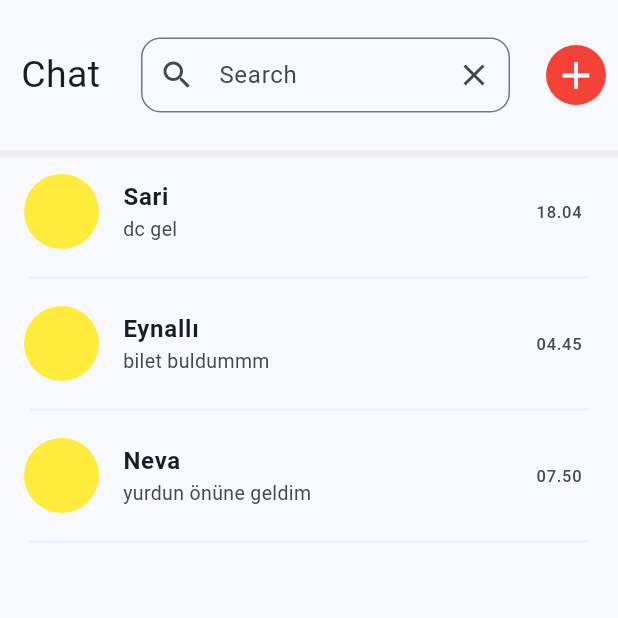
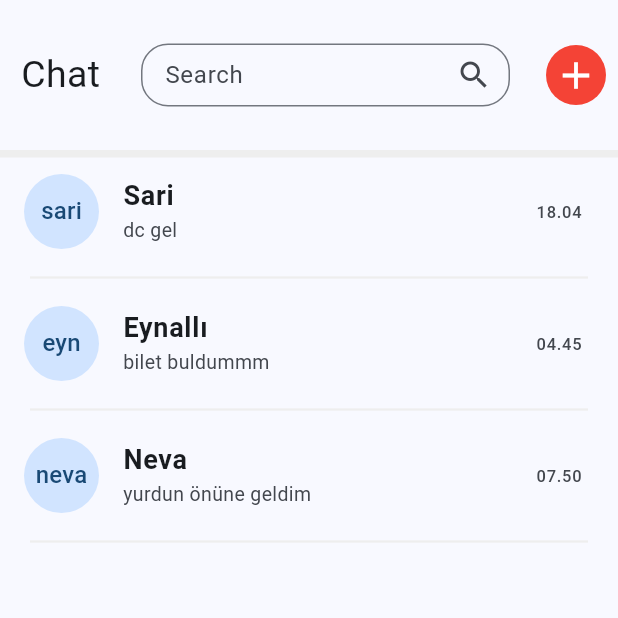
Before and after one commit to y-e-sryldz/chat_app, a Flutter app: the screen it shows after launch, on a phone screen of 412 x 824 dp, the top half of it. Run offline on Flutter 3.47's test engine with Material 3 defaults, Android fonts, the phone set to English and light mode, and no system bars.

Commit message:
chat sayfası

```diff
--- a/lib/CustomUI/CustomCard.dart
+++ b/lib/CustomUI/CustomCard.dart
@@ -1,8 +1,12 @@
 import 'package:chat_app/Model/ChatModel.dart';
+import 'package:chat_app/Screens/IndividualPage.dart';
 import 'package:flutter/material.dart';
 
 class CustomCard extends StatelessWidget {
-  CustomCard({super.key, required this.chatModel,});
+  CustomCard({
+    super.key,
+    required this.chatModel,
+  });
   final ChatModel chatModel;
 
   @override
@@ -10,15 +14,22 @@ class CustomCard extends StatelessWidget {
     return Column(
       children: [
         InkWell(
-          onTap: () {},
+          onTap: () {
+            Navigator.push(
+                context,
+                MaterialPageRoute(
+                    builder: (context) => IndividualPage(
+                          chatModel: chatModel,
+                        )));
+          },
           child: ListTile(
             leading: CircleAvatar(
               radius: 25,
-              backgroundColor: Colors.yellow,
+              child: Text(chatModel.icon),
             ),
             title: Text(
               chatModel.name,
-              style: TextStyle(fontSize: 16, fontWeight: FontWeight.bold),
+              style: TextStyle(fontSize: 18, fontWeight: FontWeight.bold),
             ),
             subtitle: Text(
               chatModel.currentMessage,
--- a/lib/Screens/Homescreen.dart
+++ b/lib/Screens/Homescreen.dart
@@ -13,37 +13,37 @@ class _HomescreenState extends State<Homescreen> {
   List<ChatModel> chat = [
     ChatModel(
         name: "Sari",
-        icon: "icon",
+        icon: "sari",
         isGroup: false,
         time: "18.04",
         currentMessage: "dc gel"),
     ChatModel(
         name: "Eynallı",
-        icon: "icon",
+        icon: "eyn",
         isGroup: false,
         time: "04.45",
         currentMessage: "bilet buldummm"),
     ChatModel(
         name: "Neva",
-        icon: "icon",
+        icon: "neva",
         isGroup: false,
         time: "07.50",
         currentMessage: "yurdun önüne geldim"),
   ];
+
   @override
   Widget build(BuildContext context) {
     return Scaffold(
       appBar: AppBar(
         toolbarHeight: 100,
         title: SizedBox(
-          height: 50,
+          height: 42,
           child: TextField(
             decoration: InputDecoration(
-              prefixIcon: Icon(Icons.search),
-              suffixIcon: Icon(Icons.clear),
+              suffixIcon: Icon(Icons.search),
               labelText: 'Search',
               border:
-                  OutlineInputBorder(borderRadius: BorderRadius.circular(13)),
+                  OutlineInputBorder(borderRadius: BorderRadius.circular(18)),
             ),
           ),
         ),
```
Also changed, not shown: lib/Screens/IndividualPage.dart (added, +159 -0 lines).
